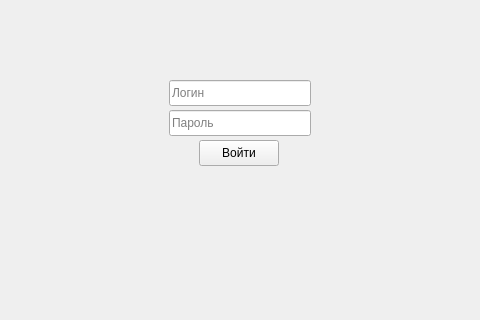
Above: client/ui/loginwindow.ui from SSintis/ClientServer before the change; both pictures show x 121 to 601 and y 90 to 410 of the 730 by 410 pixel window. Below: the same form after it.
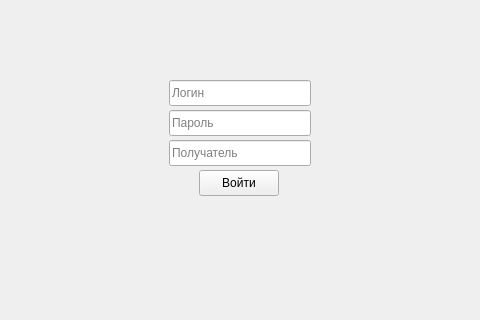
That is the form after the change.

```diff
--- a/client/ui/loginwindow.ui
+++ b/client/ui/loginwindow.ui
@@ -52,7 +52,7 @@
    <property name="geometry">
     <rect>
      <x>320</x>
-     <y>230</y>
+     <y>260</y>
      <width>80</width>
      <height>26</height>
     </rect>
@@ -67,6 +67,22 @@
     <string>Войти</string>
    </property>
   </widget>
+  <widget class="QLineEdit" name="receiverEdit">
+   <property name="geometry">
+    <rect>
+     <x>290</x>
+     <y>230</y>
+     <width>142</width>
+     <height>26</height>
+    </rect>
+   </property>
+   <property name="echoMode">
+    <enum>QLineEdit::Normal</enum>
+   </property>
+   <property name="placeholderText">
+    <string>Получатель</string>
+   </property>
+  </widget>
  </widget>
  <resources/>
  <connections/>
```
